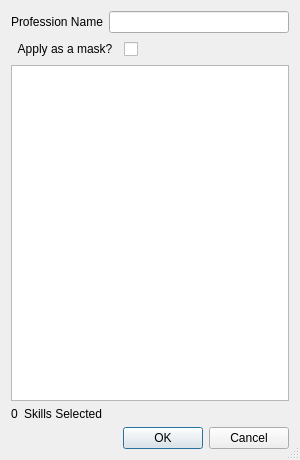
This is ui/customprofession.ui in Dwarf-Therapist/Dwarf-Therapist as Qt 5 draws it before an edit. The edited form follows.
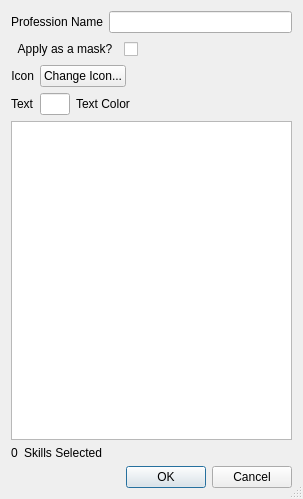
This is the edited form. Icons and pictures are not drawn.

Commit message: Interface Changes - the grid now adheres to the cell size/padding set in the options properly - increased the line thickness of the dirty border so it's more visible - updated the group by dropdown to show all items rather than only 10 - added options for global font and global tooltip font

```diff
--- a/ui/customprofession.ui
+++ b/ui/customprofession.ui
@@ -6,8 +6,8 @@
    <rect>
     <x>0</x>
     <y>0</y>
-    <width>300</width>
-    <height>460</height>
+    <width>303</width>
+    <height>499</height>
    </rect>
   </property>
   <property name="windowTitle">
@@ -28,6 +28,9 @@
        <property name="text">
         <string>Profession Name</string>
        </property>
+       <property name="alignment">
+        <set>Qt::AlignRight|Qt::AlignTrailing|Qt::AlignVCenter</set>
+       </property>
        <property name="buddy">
         <cstring>name_edit</cstring>
        </property>
@@ -65,6 +68,108 @@
      </item>
     </layout>
    </item>
+   <item>
+    <layout class="QHBoxLayout" name="hLayoutIcon">
+     <item>
+      <widget class="QLabel" name="lbl_icon">
+       <property name="minimumSize">
+        <size>
+         <width>0</width>
+         <height>0</height>
+        </size>
+       </property>
+       <property name="text">
+        <string>Icon</string>
+       </property>
+       <property name="alignment">
+        <set>Qt::AlignRight|Qt::AlignTrailing|Qt::AlignVCenter</set>
+       </property>
+      </widget>
+     </item>
+     <item>
+      <widget class="QPushButton" name="btnIcon">
+       <property name="text">
+        <string>Change Icon...</string>
+       </property>
+      </widget>
+     </item>
+     <item>
+      <spacer name="horizontalSpacer_4">
+       <property name="orientation">
+        <enum>Qt::Horizontal</enum>
+       </property>
+       <property name="sizeHint" stdset="0">
+        <size>
+         <width>40</width>
+         <height>20</height>
+        </size>
+       </property>
+      </spacer>
+     </item>
+    </layout>
+   </item>
+   <item>
+    <layout class="QHBoxLayout" name="hLayoutText">
+     <item>
+      <widget class="QLabel" name="lbl_prefix">
+       <property name="toolTip">
+        <string>These characters will be drawn over the icon in the grid.</string>
+       </property>
+       <property name="statusTip">
+        <string>These characters will be drawn over the icon in the grid.</string>
+       </property>
+       <property name="whatsThis">
+        <string>These characters will be drawn over the icon in the grid.</string>
+       </property>
+       <property name="text">
+        <string>Text</string>
+       </property>
+      </widget>
+     </item>
+     <item>
+      <widget class="QLineEdit" name="le_prefix">
+       <property name="maximumSize">
+        <size>
+         <width>30</width>
+         <height>16777215</height>
+        </size>
+       </property>
+       <property name="toolTip">
+        <string>These characters will be drawn over the icon in the grid.</string>
+       </property>
+       <property name="statusTip">
+        <string>These characters will be drawn over the icon in the grid.</string>
+       </property>
+       <property name="whatsThis">
+        <string>These characters will be drawn over the icon in the grid.</string>
+       </property>
+       <property name="maxLength">
+        <number>2</number>
+       </property>
+      </widget>
+     </item>
+     <item>
+      <widget class="QLabel" name="lbl_txt_color">
+       <property name="text">
+        <string>Text Color</string>
+       </property>
+      </widget>
+     </item>
+     <item>
+      <spacer name="horizontalSpacer_3">
+       <property name="orientation">
+        <enum>Qt::Horizontal</enum>
+       </property>
+       <property name="sizeHint" stdset="0">
+        <size>
+         <width>40</width>
+         <height>20</height>
+        </size>
+       </property>
+      </spacer>
+     </item>
+    </layout>
+   </item>
    <item>
     <widget class="QListWidget" name="labor_list">
      <property name="editTriggers">
```
Left out of the diff: 2 changed lines with no effect on the pictures. The commit also changes 231 other files.
